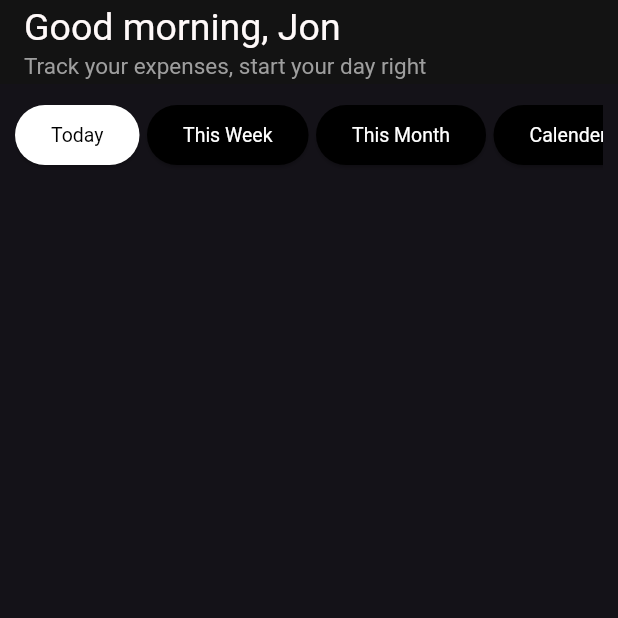
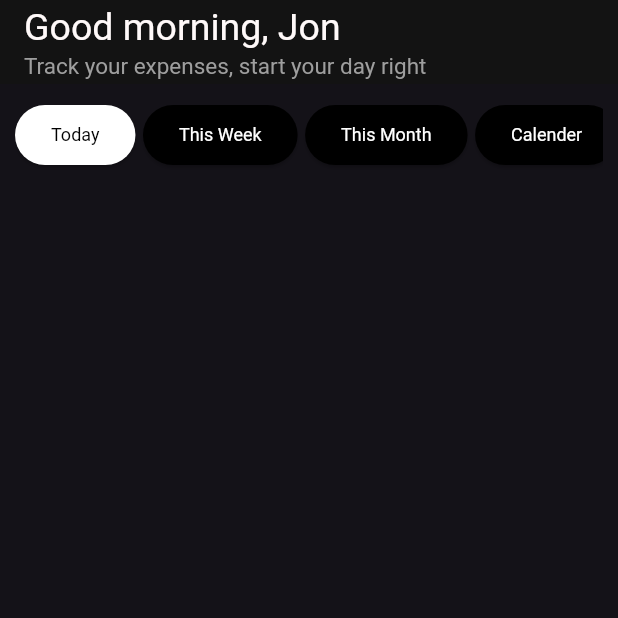
Before and after one commit to NightFury-KN/expencetracker, a Flutter app: the screen it shows after launch, on a phone screen of 412 x 824 dp, the top half of it. Run offline on Flutter 3.47's test engine with Material 3 defaults, Android fonts, the phone set to English and light mode, and no system bars.

Commit message:
Fix: fixed the disalingments

```diff
--- a/lib/screens/home.dart
+++ b/lib/screens/home.dart
@@ -2,7 +2,7 @@ import 'package:expencetracker/widgets/buildFilterButton.dart';
 import 'package:flutter/material.dart';
 
 
-double fontsize = 13;
+double fontsize = 12;
 
 class Homescreen extends StatefulWidget {
   const Homescreen({super.key});
```
